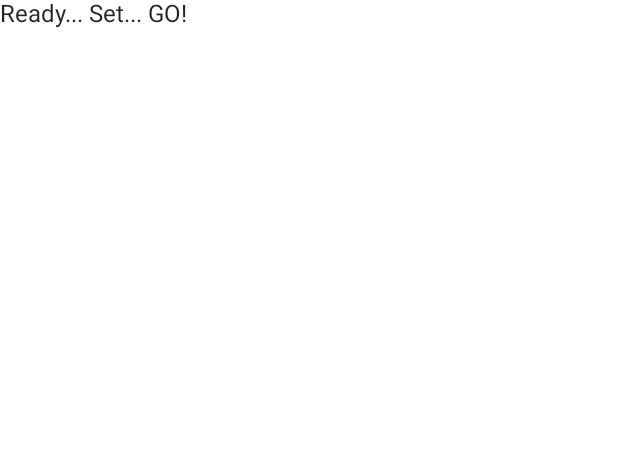
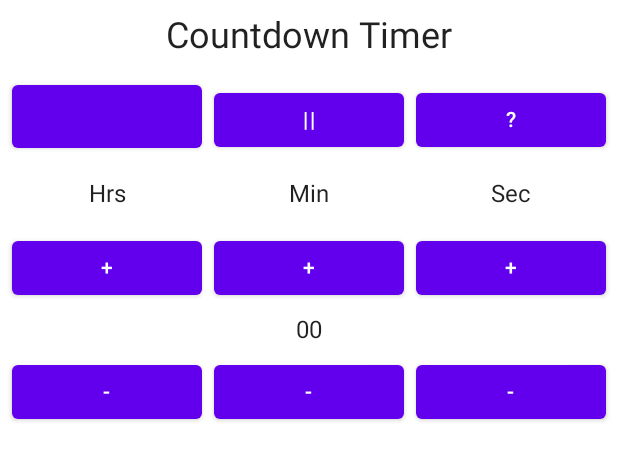
Before and after one commit to MaitreyaSave/JetpackComposeChallengeWeek2, an Android app built with Jetpack Compose: the @Preview function LightPreview, on a phone screen of 412 x 824 dp. Shown: the top 460 px of the screen. Run offline under Robolectric (Android 15) with nearby library versions, the phone set to English and light mode, and no system bars.

Commit message:
Basic design in place - TODO: Make upper buttons square

```diff
--- a/app/src/main/java/com/example/androiddevchallenge/MainActivity.kt
+++ b/app/src/main/java/com/example/androiddevchallenge/MainActivity.kt
@@ -18,11 +18,24 @@ package com.example.androiddevchallenge
 import android.os.Bundle
 import androidx.activity.compose.setContent
 import androidx.appcompat.app.AppCompatActivity
+import androidx.compose.foundation.layout.Column
+import androidx.compose.foundation.layout.fillMaxWidth
+import androidx.compose.foundation.layout.padding
+import androidx.compose.foundation.layout.Row
+import androidx.compose.foundation.layout.fillMaxHeight
+import androidx.compose.foundation.layout.size
+import androidx.compose.material.Button
 import androidx.compose.material.MaterialTheme
 import androidx.compose.material.Surface
 import androidx.compose.material.Text
 import androidx.compose.runtime.Composable
+import androidx.compose.ui.Alignment
+import androidx.compose.ui.Modifier
+import androidx.compose.ui.text.TextStyle
+import androidx.compose.ui.text.style.TextAlign
 import androidx.compose.ui.tooling.preview.Preview
+import androidx.compose.ui.unit.dp
+import androidx.compose.ui.unit.sp
 import com.example.androiddevchallenge.ui.theme.MyTheme
 
 class MainActivity : AppCompatActivity() {
@@ -40,7 +53,134 @@ class MainActivity : AppCompatActivity() {
 @Composable
 fun MyApp() {
     Surface(color = MaterialTheme.colors.background) {
-        Text(text = "Ready... Set... GO!")
+        Column(
+            Modifier
+                .fillMaxWidth(),
+            horizontalAlignment = Alignment.CenterHorizontally
+        ) {
+            // Heading
+            Text(
+                text = "Countdown Timer",
+                style = TextStyle(fontSize = 24.sp),
+                modifier = Modifier.padding(10.dp)
+            )
+            TimerDetails()
+        }
+
+    }
+}
+
+@Composable
+fun TimerDetails() {
+    Column(
+        Modifier
+            .fillMaxHeight()
+            .fillMaxWidth(),
+        horizontalAlignment = Alignment.CenterHorizontally
+    ) {
+
+        // Pause/Play/Reset buttons
+        Row(
+            modifier = Modifier
+                .fillMaxWidth()
+                .padding(4.dp)
+        ) {
+            Button(
+                modifier = Modifier
+                    .weight(1F)
+                    .size(50.dp)
+                    .padding(4.dp),
+                onClick = { /*TODO*/ }
+            ) {
+//                Text(text = ">")
+                // Check how to make button square
+            }
+            Button(
+                modifier = Modifier
+                    .weight(1F)
+                    .padding(4.dp),
+                onClick = { /*TODO*/ }
+            ) {
+                Text(text = "||")
+            }
+            Button(
+                modifier = Modifier
+                    .weight(1F)
+                    .padding(4.dp),
+                onClick = { /*TODO*/ }
+            ) {
+                Text(text = "?")
+            }
+        }
+
+
+        // Labels
+        Row(
+            modifier = Modifier
+                .fillMaxWidth()
+                .padding(4.dp)
+        ) {
+            Text(
+                modifier = Modifier
+                    .weight(1F)
+                    .padding(4.dp),
+                textAlign = TextAlign.Center,
+                text = "Hrs"
+            )
+            Text(
+                modifier = Modifier
+                    .weight(1F)
+                    .padding(4.dp),
+                textAlign = TextAlign.Center,
+                text = "Min"
+            )
+            Text(
+                modifier = Modifier
+                    .weight(1F)
+                    .padding(4.dp),
+                textAlign = TextAlign.Center,
+                text = "Sec"
+            )
+        }
+        ButtonRow("+")
+        Row() {
+            Text(text = "00")
+        }
+        ButtonRow("-")
+    }
+}
+
+@Composable
+fun ButtonRow(buttonText:String){
+    Row(
+        modifier = Modifier
+            .fillMaxWidth()
+            .padding(4.dp)
+    ) {
+        Button(
+            modifier = Modifier
+                .weight(1F)
+                .padding(4.dp),
+            onClick = { /*TODO*/ }
+        ) {
+            Text(text = buttonText)
+        }
+        Button(
+            modifier = Modifier
+                .weight(1F)
+                .padding(4.dp),
+            onClick = { /*TODO*/ }
+        ) {
+            Text(text = buttonText)
+        }
+        Button(
+            modifier = Modifier
+                .weight(1F)
+                .padding(4.dp),
+            onClick = { /*TODO*/ }
+        ) {
+            Text(text = buttonText)
+        }
     }
 }
 
```
